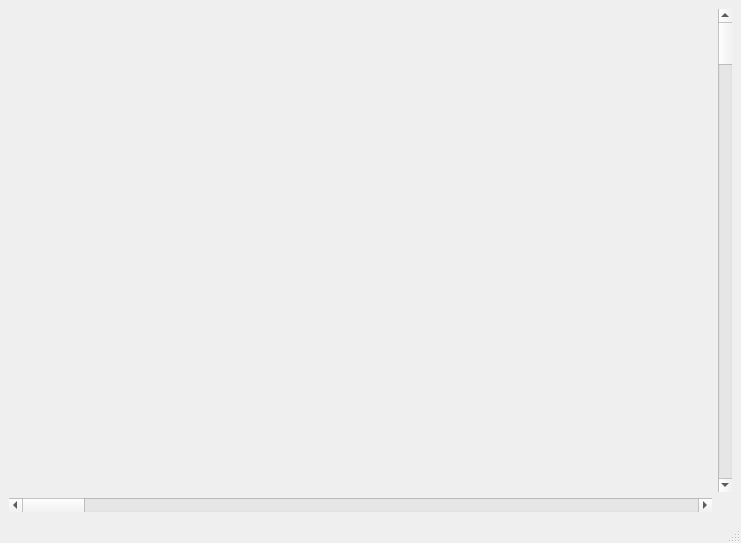
Above: forms/GameWindow.ui from Tarinaky/DuelFieldStars before the change. Below: the same form after it.
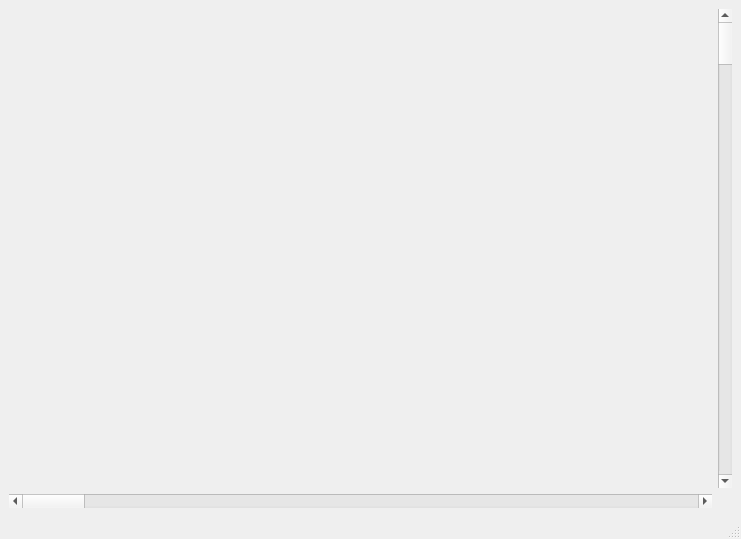
That is the form after the change.

Commit message: Vary world colour according to value.

```diff
--- a/forms/GameWindow.ui
+++ b/forms/GameWindow.ui
@@ -10,7 +10,7 @@
     <x>0</x>
     <y>0</y>
     <width>741</width>
-    <height>543</height>
+    <height>539</height>
    </rect>
   </property>
   <property name="focusPolicy">
```
The commit also changes 1 other file.
